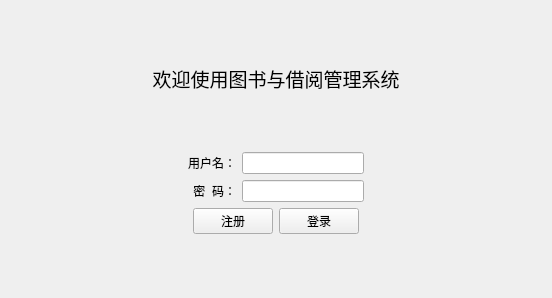
Before: the Qt Designer form loginview.ui in ay212/BookBorrowSystem, drawn with Qt 5.
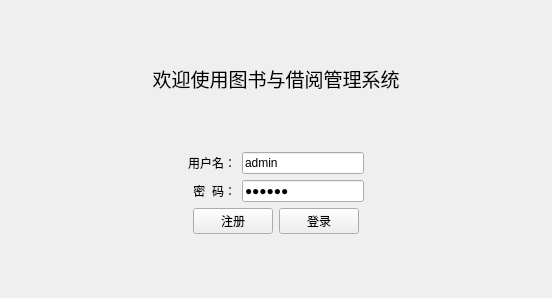
After: the same form once the commit is applied.

The edit to the form file:
```diff
--- a/loginview.ui
+++ b/loginview.ui
@@ -99,10 +99,17 @@
        <item>
         <layout class="QVBoxLayout" name="verticalLayout">
          <item>
-          <widget class="QLineEdit" name="leUsername"/>
+          <widget class="QLineEdit" name="leUsername">
+           <property name="text">
+            <string>admin</string>
+           </property>
+          </widget>
          </item>
          <item>
           <widget class="QLineEdit" name="lePassword">
+           <property name="text">
+            <string>123456</string>
+           </property>
            <property name="echoMode">
             <enum>QLineEdit::EchoMode::Password</enum>
            </property>
```
